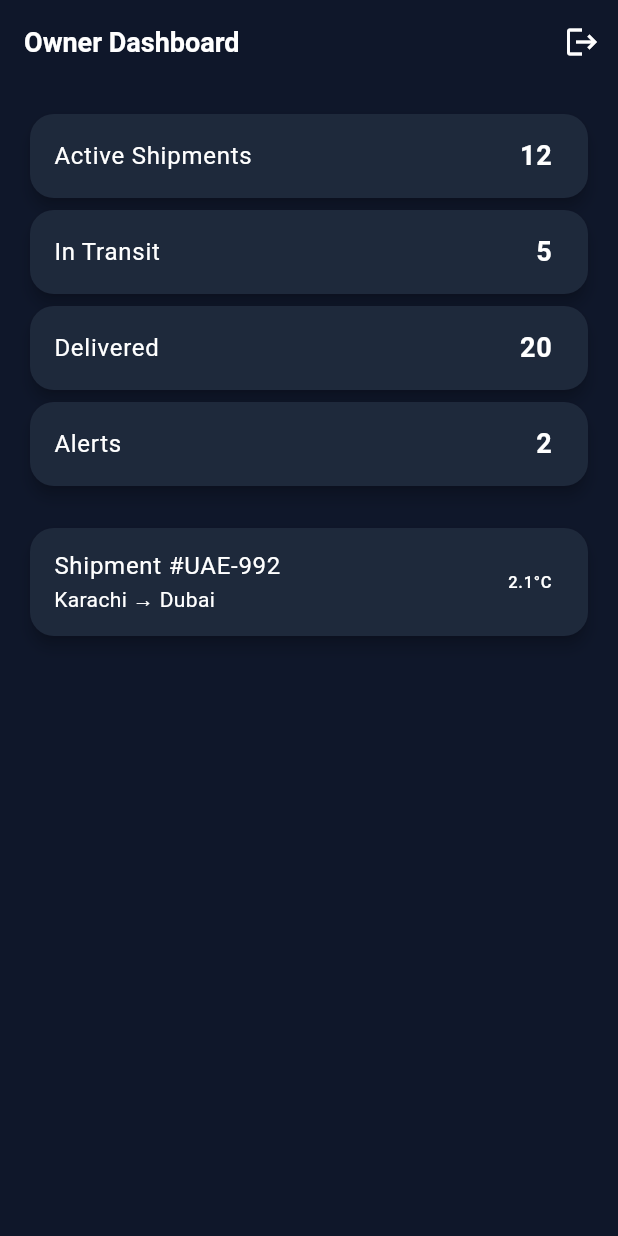
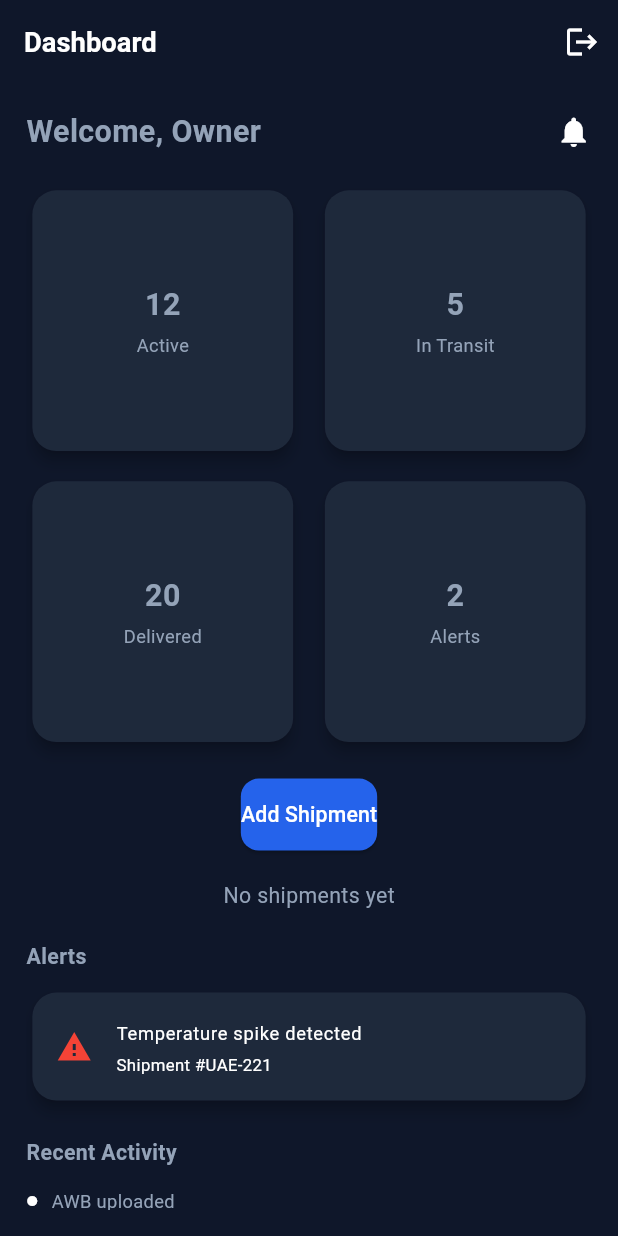
Before and after one commit to bilaltarar008/meat_exporter_app, a Flutter app: the screen it shows after launch, after a tap on "Login as Owner", on a phone screen of 412 x 824 dp. Run offline on Flutter 3.47's test engine with Material 3 defaults, Android fonts, the phone set to English and light mode, and no system bars; our stand-ins replace drift, flutter_riverpod, flutter_screenutil; accounts and stored records are empty; generated files the repository leaves out were written again.

Commit message:
update the ui

```diff
--- /dev/null
+++ b/devtools_options.yaml
@@ -0,0 +1,3 @@
+description: This file stores settings for Dart & Flutter DevTools.
+documentation: https://docs.flutter.dev/tools/devtools/extensions#configure-extension-enablement-states
+extensions:
--- a/lib/core/database/app_database.dart
+++ b/lib/core/database/app_database.dart
@@ -5,30 +5,35 @@ import 'package:path_provider/path_provider.dart';
 import 'package:path/path.dart' as p;
 
 import 'shipment_table.dart';
+import 'event_log_table.dart';
+import 'temperature_table.dart';
 
 part 'app_database.g.dart';
 
-@DriftDatabase(tables: [Shipments])
+@DriftDatabase(
+  tables: [Shipments, EventLogs, TemperatureLogs],
+)
 class AppDatabase extends _$AppDatabase {
   AppDatabase() : super(_openConnection());
 
   @override
   int get schemaVersion => 1;
 
-  // 👉 INSERT
-  Future<void> insertShipment(ShipmentsCompanion entry) =>
-      into(shipments).insert(entry);
+  // 🔹 Shipment APIs
+  Future<void> insertShipment(ShipmentsCompanion shipment) =>
+      into(shipments).insert(shipment);
 
-  // 👉 GET ALL
+  Stream<List<Shipment>> watchShipments() =>
+      select(shipments).watch();
+
   Future<List<Shipment>> getAllShipments() =>
       select(shipments).get();
 }
 
-// DB FILE
 LazyDatabase _openConnection() {
   return LazyDatabase(() async {
     final dir = await getApplicationDocumentsDirectory();
-    final file = File(p.join(dir.path, 'meattrace.db'));
+    final file = File(p.join(dir.path, 'app.db'));
     return NativeDatabase(file);
   });
 }
--- /dev/null
+++ b/lib/core/database/event_log_table.dart
@@ -0,0 +1,8 @@
+import 'package:drift/drift.dart';
+
+class EventLogs extends Table {
+  IntColumn get id => integer().autoIncrement()();
+  TextColumn get shipmentId => text()();
+  TextColumn get message => text()();
+  DateTimeColumn get timestamp => dateTime().withDefault(currentDateAndTime)();
+}
--- a/lib/core/database/shipment_table.dart
+++ b/lib/core/database/shipment_table.dart
@@ -6,6 +6,7 @@ class Shipments extends Table {
   TextColumn get destination => text()();
   RealColumn get temperature => real()();
   TextColumn get status => text()();
+  DateTimeColumn get createdAt => dateTime().withDefault(currentDateAndTime)();
 
   @override
   Set<Column> get primaryKey => {id};
--- /dev/null
+++ b/lib/core/database/temperature_table.dart
@@ -0,0 +1,8 @@
+import 'package:drift/drift.dart';
+
+class TemperatureLogs extends Table {
+  IntColumn get id => integer().autoIncrement()();
+  TextColumn get shipmentId => text()();
+  RealColumn get value => real()();
+  DateTimeColumn get recordedAt => dateTime().withDefault(currentDateAndTime)();
+}
--- a/lib/features/auth/login_screen.dart
+++ b/lib/features/auth/login_screen.dart
@@ -1,5 +1,6 @@
 import 'package:flutter/material.dart';
 import 'package:flutter_riverpod/flutter_riverpod.dart';
+import 'package:flutter_screenutil/flutter_screenutil.dart';
 import '../../core/auth/auth_provider.dart';
 import '../../core/auth/user_model.dart';
 
@@ -9,82 +10,67 @@ class LoginScreen extends ConsumerWidget {
   @override
   Widget build(BuildContext context, WidgetRef ref) {
     return Scaffold(
+      backgroundColor: Colors.grey,
       body: Center(
         child: Container(
-          width: 350,
-          padding: const EdgeInsets.all(24),
+          width: 320.w,
+          padding: EdgeInsets.all(24.w),
           decoration: BoxDecoration(
             color: Colors.white,
-            borderRadius: BorderRadius.circular(16),
-            boxShadow: [
-              BoxShadow(
-                color: Colors.black12,
-                blurRadius: 10,
-              )
-            ],
+            borderRadius: BorderRadius.circular(16.w),
           ),
           child: Column(
             mainAxisSize: MainAxisSize.min,
             children: [
-              const Text(
+              Text(
                 "MeatTrace",
-                style: TextStyle(fontSize: 24, fontWeight: FontWeight.bold),
+                style: TextStyle(
+                  fontSize: 24.sp,
+                  fontWeight: FontWeight.bold,
                 ),
-              const SizedBox(height: 20),
-              const Text("Select Role"),
-              const SizedBox(height: 20),
+              ),
+              SizedBox(height: 20.h),
+              Text("Select Role", style: TextStyle(fontSize: 16.sp)),
+              SizedBox(height: 20.h),
 
-              _buildButton(
-                context,
-                "Login as Owner",
-                    () {
+              _btn("Login as Owner", () {
                 ref.read(authProvider.notifier).state = User(
                   id: "1",
                   name: "Amir",
                   role: UserRole.owner,
                 );
-                },
-              ),
+              }),
 
-              _buildButton(
-                context,
-                "Login as Slaughterhouse",
-                    () {
+              _btn("Login as Slaughterhouse", () {
                 ref.read(authProvider.notifier).state = User(
                   id: "2",
                   name: "Slaughterhouse",
                   role: UserRole.slaughterhouse,
                 );
-                },
-              ),
+              }),
 
-              _buildButton(
-                context,
-                "Login as Warehouse",
-                    () {
+              _btn("Login as Warehouse", () {
                 ref.read(authProvider.notifier).state = User(
                   id: "3",
                   name: "Warehouse",
                   role: UserRole.warehouse,
                 );
-                },
-              ),
+              }),
             ],
           ),
         ),
       ),
-      backgroundColor: Colors.grey[100],
     );
   }
 
-  Widget _buildButton(BuildContext context, String text, VoidCallback onPressed) {
+  Widget _btn(String text, VoidCallback onPressed) {
     return Padding(
-      padding: const EdgeInsets.symmetric(vertical: 8),
+      padding: EdgeInsets.symmetric(vertical: 8.h),
       child: SizedBox(
         width: double.infinity,
         child: ElevatedButton(
           onPressed: onPressed,
-          child: Text(text),
+          child: Text(text, style: TextStyle(fontSize: 14.sp)),
         ),
       ),
     );
--- a/lib/features/home/owner_home.dart
+++ b/lib/features/home/owner_home.dart
@@ -1,71 +1,6 @@
-import 'package:flutter/material.dart';
-import 'package:flutter_riverpod/flutter_riverpod.dart';
-import '../../core/auth/auth_provider.dart';
-
-class OwnerHomeScreen extends ConsumerWidget {
-  const OwnerHomeScreen({super.key});
-
-  @override
-  Widget build(BuildContext context, WidgetRef ref) {
-    return Scaffold(
-      appBar: AppBar(
-        title: const Text("Owner Dashboard"),
-        actions: [
-          IconButton(
-            icon: const Icon(Icons.logout),
-            onPressed: () {
-              ref.read(authProvider.notifier).state = null;
-            },
-          ),
-        ],
-      ),
-      body: Padding(
-        padding: const EdgeInsets.all(16),
-        child: Column(
-          children: [
-            _buildKPI("Active Shipments", "12"),
-            _buildKPI("In Transit", "5"),
-            _buildKPI("Delivered", "20"),
-            _buildKPI("Alerts", "2"),
-
-            const SizedBox(height: 20),
-
-            _buildCard("Shipment #UAE-992", "Karachi → Dubai", "2.1°C"),
-          ],
-        ),
-      ),
-    );
-  }
-
-  Widget _buildKPI(String title, String value) {
-    return Card(
-      child: ListTile(
-        title: Text(title),
-        trailing: Text(
-          value,
-          style: const TextStyle(fontSize: 18, fontWeight: FontWeight.bold),
-        ),
-      ),
-    );
-  }
-
-  Widget _buildCard(String title, String route, String temp) {
-    return Card(
-      child: ListTile(
-        title: Text(title),
-        subtitle: Text(route),
-        trailing: Text(temp),
-      ),
-    );
-  }
-}
-
-//
 // import 'package:flutter/material.dart';
 // import 'package:flutter_riverpod/flutter_riverpod.dart';
 // import '../../core/auth/auth_provider.dart';
-// import '../../core/database/database_provider.dart';
-// import '../../core/database/app_database.dart';
 //
 // class OwnerHomeScreen extends ConsumerWidget {
 //   const OwnerHomeScreen({super.key});
@@ -74,7 +9,7 @@ class OwnerHomeScreen extends ConsumerWidget {
 //   Widget build(BuildContext context, WidgetRef ref) {
 //     return Scaffold(
 //       appBar: AppBar(
-//         title: const Text("Dashboard"),
+//         title: const Text("Owner Dashboard"),
 //         actions: [
 //           IconButton(
 //             icon: const Icon(Icons.logout),
@@ -86,193 +21,257 @@ class OwnerHomeScreen extends ConsumerWidget {
 //       ),
 //       body: Padding(
 //         padding: const EdgeInsets.all(16),
-//         child: SingleChildScrollView(
-//           child: Column(
-//             children: [
-//               _buildHeader(),
-//               const SizedBox(height: 20),
+//         child: Column(
+//           children: [
+//             _buildKPI("Active Shipments", "12"),
+//             _buildKPI("In Transit", "5"),
+//             _buildKPI("Delivered", "20"),
+//             _buildKPI("Alerts", "2"),
 //
-//               _buildKPIGrid(),
-//               const SizedBox(height: 20),
+//             const SizedBox(height: 20),
 //
-//               // ✅ TEST BUTTON (DB INSERT)
-//               ElevatedButton(
-//                 onPressed: () async {
-//                   final db = ref.read(dbProvider);
-//
-//                   await db.insertShipment(
-//                     ShipmentsCompanion.insert(
-//                       id: DateTime.now().toString(),
-//                       origin: "Karachi",
-//                       destination: "Dubai",
-//                       temperature: 2.5,
-//                       status: "In Transit",
-//                     ),
-//                   );
-//                 },
-//                 child: const Text("Add Shipment (Test)"),
-//               ),
-//
-//               const SizedBox(height: 20),
-//
-//               // ✅ REAL DATA FROM DB
-//               _buildShipmentList(ref),
-//
-//               const SizedBox(height: 20),
-//               _buildAlerts(),
-//
-//               const SizedBox(height: 20),
-//               _buildActivity(),
-//             ],
-//           ),
+//             _buildCard("Shipment #UAE-992", "Karachi → Dubai", "2.1°C"),
+//           ],
 //         ),
 //       ),
 //     );
 //   }
 //
-//   // 🔹 HEADER
-//   Widget _buildHeader() {
-//     return Row(
-//       mainAxisAlignment: MainAxisAlignment.spaceBetween,
-//       children: const [
-//         Text(
-//           "Welcome, Amir",
-//           style: TextStyle(fontSize: 20, fontWeight: FontWeight.bold),
-//         ),
-//         Icon(Icons.notifications),
-//       ],
-//     );
-//   }
-//
-//   // 🔹 KPI GRID
-//   Widget _buildKPIGrid() {
-//     return GridView.count(
-//       shrinkWrap: true,
-//       physics: const NeverScrollableScrollPhysics(),
-//       crossAxisCount: 2,
-//       crossAxisSpacing: 12,
-//       mainAxisSpacing: 12,
-//       children: const [
-//         KPIBox(title: "Active", value: "12"),
-//         KPIBox(title: "In Transit", value: "5"),
-//         KPIBox(title: "Delivered", value: "20"),
-//         KPIBox(title: "Alerts", value: "2"),
-//       ],
-//     );
-//   }
-//
-//   // 🔹 SHIPMENT LIST FROM DB
-//   Widget _buildShipmentList(WidgetRef ref) {
-//     final db = ref.watch(dbProvider);
-//
-//     return FutureBuilder<List<Shipment>>(
-//       future: db.getAllShipments(),
-//       builder: (context, snapshot) {
-//         if (!snapshot.hasData) {
-//           return const CircularProgressIndicator();
-//         }
-//
-//         final shipments = snapshot.data!;
-//
-//         if (shipments.isEmpty) {
-//           return const Text("No shipments yet");
-//         }
-//
-//         return Column(
-//           children: shipments.map((s) {
-//             return Card(
-//               child: ListTile(
-//                 title: Text(s.id),
-//                 subtitle: Text("${s.origin} → ${s.destination}"),
-//                 trailing: Text("${s.temperature}°C"),
-//               ),
-//             );
-//           }).toList(),
-//         );
-//       },
-//     );
-//   }
-//
-//   // 🔹 ALERTS
-//   Widget _buildAlerts() {
-//     return Column(
-//       crossAxisAlignment: CrossAxisAlignment.start,
-//       children: [
-//         const Text("Alerts", style: TextStyle(fontWeight: FontWeight.bold)),
-//         const SizedBox(height: 10),
-//         Card(
-//           child: ListTile(
-//             leading: const Icon(Icons.warning, color: Colors.red),
-//             title: const Text("Temperature spike detected"),
-//             subtitle: const Text("Shipment #UAE-221"),
-//           ),
-//         ),
-//       ],
-//     );
-//   }
-//
-//   // 🔹 ACTIVITY
-//   Widget _buildActivity() {
-//     return Column(
-//       crossAxisAlignment: CrossAxisAlignment.start,
-//       children: const [
-//         Text("Recent Activity", style: TextStyle(fontWeight: FontWeight.bold)),
-//         SizedBox(height: 10),
-//         ActivityItem(text: "AWB uploaded"),
-//         ActivityItem(text: "Shipment departed"),
-//         ActivityItem(text: "Batch processed"),
-//       ],
-//     );
-//   }
-// }
-//
-// // 🔹 KPI BOX
-// class KPIBox extends StatelessWidget {
-//   final String title;
-//   final String value;
-//
-//   const KPIBox({super.key, required this.title, required this.value});
-//
-//   @override
-//   Widget build(BuildContext context) {
+//   Widget _buildKPI(String title, String value) {
 //     return Card(
-//       child: Center(
-//         child: Column(
-//           mainAxisAlignment: MainAxisAlignment.center,
-//           children: [
-//             Text(
-//               value,
-//               style: const TextStyle(
-//                 fontSize: 20,
-//                 fontWeight: FontWeight.bold,
-//               ),
-//             ),
-//             const SizedBox(height: 4),
-//             Text(title),
-//           ],
+//       child: ListTile(
+//         title: Text(title),
+//         trailing: Text(
+//           value,
+//           style: const TextStyle(fontSize: 18, fontWeight: FontWeight.bold),
 //         ),
 //       ),
 //     );
 //   }
-// }
 //
-// // 🔹 ACTIVITY ITEM
-// class ActivityItem extends StatelessWidget {
-//   final String text;
-//
-//   const ActivityItem({super.key, required this.text});
-//
-//   @override
-//   Widget build(BuildContext context) {
-//     return Padding(
-//       padding: const EdgeInsets.symmetric(vertical: 4),
-//       child: Row(
-//         children: [
-//           const Icon(Icons.circle, size: 8),
-//           const SizedBox(width: 8),
-//           Text(text),
-//         ],
+//   Widget _buildCard(String title, String route, String temp) {
+//     return Card(
+//       child: ListTile(
+//         title: Text(title),
+//         subtitle: Text(route),
+//         trailing: Text(temp),
 //       ),
 //     );
 //   }
 // }
+
+
+import 'package:flutter/material.dart';
+import 'package:flutter_riverpod/flutter_riverpod.dart';
+import 'package:flutter_screenutil/flutter_screenutil.dart';
+import '../../core/auth/auth_provider.dart';
+import '../../core/database/database_provider.dart';
+import '../../core/database/app_database.dart';
+
+class OwnerHomeScreen extends ConsumerWidget {
+  const OwnerHomeScreen({super.key});
+
+  @override
+  Widget build(BuildContext context, WidgetRef ref) {
+    final db = ref.watch(dbProvider);
+
+    return Scaffold(
+      appBar: AppBar(
+        title: Text("Dashboard", style: TextStyle(fontSize: 18.sp)),
+        actions: [
+          IconButton(
+            icon: const Icon(Icons.logout),
+            onPressed: () {
+              ref.read(authProvider.notifier).state = null;
+            },
+          ),
+        ],
+      ),
+      body: Padding(
+        padding: EdgeInsets.all(16.w),
+        child: SingleChildScrollView(
+          child: Column(
+            children: [
+              _buildHeader(),
+              SizedBox(height: 20.h),
+
+              _buildKPIGrid(),
+              SizedBox(height: 20.h),
+
+              ElevatedButton(
+                onPressed: () async {
+                  await db.insertShipment(
+                    ShipmentsCompanion.insert(
+                      id: DateTime.now().toString(),
+                      origin: "Karachi",
+                      destination: "Dubai",
+                      temperature: 2.5,
+                      status: "In Transit",
+                    ),
+                  );
+                  ScaffoldMessenger.of(context).showSnackBar(
+                    SnackBar(
+                      content: const Text("Shipment Added"),
+                      backgroundColor: Colors.green,
+                      behavior: SnackBarBehavior.floating,
+                    ),
+                  );
+                },
+                child: Text("Add Shipment", style: TextStyle(fontSize: 14.sp)),
+              ),
+
+              SizedBox(height: 20.h),
+
+              _buildShipmentList(ref),
+
+              SizedBox(height: 20.h),
+              _buildAlerts(),
+
+              SizedBox(height: 20.h),
+              _buildActivity(),
+            ],
+          ),
+        ),
+      ),
+    );
+  }
+
+  Widget _buildHeader() {
+    return Row(
+      mainAxisAlignment: MainAxisAlignment.spaceBetween,
+      children: [
+        Text(
+          "Welcome, Owner",
+          style: TextStyle(fontSize: 20.sp, fontWeight: FontWeight.bold),
+        ),
+        const Icon(Icons.notifications),
+      ],
+    );
+  }
+
+  Widget _buildKPIGrid() {
+    return GridView.count(
+      shrinkWrap: true,
+      physics: const NeverScrollableScrollPhysics(),
+      crossAxisCount: 2,
+      crossAxisSpacing: 12.w,
+      mainAxisSpacing: 12.h,
+      children: const [
+        KPIBox(title: "Active", value: "12"),
+        KPIBox(title: "In Transit", value: "5"),
+        KPIBox(title: "Delivered", value: "20"),
+        KPIBox(title: "Alerts", value: "2"),
+      ],
+    );
+  }
+
+  Widget _buildShipmentList(WidgetRef ref) {
+    final db = ref.watch(dbProvider);
+
+    return StreamBuilder(
+      stream: db.watchShipments(),
+      builder: (context, snapshot) {
+        if (!snapshot.hasData) {
+          return const CircularProgressIndicator();
+        }
+
+        final shipments = snapshot.data!;
+
+        if (shipments.isEmpty) {
+          return Text("No shipments yet", style: TextStyle(fontSize: 14.sp));
+        }
+
+        return Column(
+          children: shipments.map((s) {
+            return Card(
+              child: ListTile(
+                title: Text(s.id, style: TextStyle(fontSize: 14.sp)),
+                subtitle: Text(
+                  "${s.origin} → ${s.destination}",
+                  style: TextStyle(fontSize: 12.sp),
+                ),
+                trailing: Text(
+                  "${s.temperature}°C",
+                  style: TextStyle(fontSize: 12.sp),
+                ),
+              ),
+            );
+          }).toList(),
+        );
+      },
+    );
+  }
+
+  Widget _buildAlerts() {
+    return Column(
+      crossAxisAlignment: CrossAxisAlignment.start,
+      children: [
+        Text("Alerts", style: TextStyle(fontSize: 14.sp, fontWeight: FontWeight.bold)),
+        SizedBox(height: 10.h),
+        Card(
+          child: ListTile(
+            leading: const Icon(Icons.warning, color: Colors.red),
+            title: Text("Temperature spike detected", style: TextStyle(fontSize: 12.sp)),
+            subtitle: Text("Shipment #UAE-221", style: TextStyle(fontSize: 11.sp)),
+          ),
+        ),
+      ],
+    );
+  }
+
+  Widget _buildActivity() {
+    return Column(
+      crossAxisAlignment: CrossAxisAlignment.start,
+      children: [
+        Text("Recent Activity", style: TextStyle(fontSize: 14.sp, fontWeight: FontWeight.bold)),
+        SizedBox(height: 10.h),
+        ActivityItem(text: "AWB uploaded"),
+        ActivityItem(text: "Shipment departed"),
+        ActivityItem(text: "Batch processed"),
+      ],
+    );
+  }
+}
+
+class KPIBox extends StatelessWidget {
+  final String title;
+  final String value;
+
+  const KPIBox({super.key, required this.title, required this.value});
+
+  @override
+  Widget build(BuildContext context) {
+    return Card(
+      child: Center(
+        child: Column(
+          mainAxisAlignment: MainAxisAlignment.center,
+          children: [
+            Text(value, style: TextStyle(fontSize: 20.sp, fontWeight: FontWeight.bold)),
+            SizedBox(height: 4.h),
+            Text(title, style: TextStyle(fontSize: 12.sp)),
+          ],
+        ),
+      ),
+    );
+  }
+}
+
+class ActivityItem extends StatelessWidget {
+  final String text;
+
+  const ActivityItem({super.key, required this.text});
+
+  @override
+  Widget build(BuildContext context) {
+    return Padding(
+      padding: EdgeInsets.symmetric(vertical: 4.h),
+      child: Row(
+        children: [
+          const Icon(Icons.circle, size: 8),
+          SizedBox(width: 8.w),
+          Text(text, style: TextStyle(fontSize: 12.sp)),
+        ],
+      ),
+    );
+  }
+}
--- a/lib/features/home/slaughterhouse_home.dart
+++ b/lib/features/home/slaughterhouse_home.dart
@@ -1,5 +1,6 @@
 import 'package:flutter/material.dart';
 import 'package:flutter_riverpod/flutter_riverpod.dart';
+import 'package:flutter_screenutil/flutter_screenutil.dart';
 import '../../core/auth/auth_provider.dart';
 
 class SlaughterhouseHomeScreen extends ConsumerWidget {
@@ -24,11 +25,11 @@ class SlaughterhouseHomeScreen extends ConsumerWidget {
         child: const Icon(Icons.add),
       ),
       body: Padding(
-        padding: const EdgeInsets.all(16),
+          padding: EdgeInsets.all(16.w),
         child: Column(
           children: [
             _buildActions(context),
-            const SizedBox(height: 20),
+            SizedBox(height: 20.h),
             _buildBatchList(),
           ],
         ),
@@ -54,6 +55,7 @@ class SlaughterhouseHomeScreen extends ConsumerWidget {
       child: ListView(
         children: const [
           BatchItem(id: "#PK-221", weight: "120kg", status: "Processed"),
+          BatchItem(id: "#PK-221", weight: "120kg", status: "Processed"),
           BatchItem(id: "#PK-222", weight: "95kg", status: "Pending QC"),
         ],
       ),
@@ -73,11 +75,11 @@ class ActionCard extends StatelessWidget {
     return Expanded(
       child: Card(
         child: Padding(
-          padding: const EdgeInsets.all(12),
+          padding: EdgeInsets.all(12.w),
           child: Column(
             children: [
-              Icon(icon, size: 28),
-              const SizedBox(height: 6),
+              Icon(icon, size: 28.sp),
+              SizedBox(height: 6.h),
               Text(title, textAlign: TextAlign.center),
             ],
           ),
--- a/lib/features/home/warehouse_home.dart
+++ b/lib/features/home/warehouse_home.dart
@@ -1,5 +1,6 @@
 import 'package:flutter/material.dart';
 import 'package:flutter_riverpod/flutter_riverpod.dart';
+import 'package:flutter_screenutil/flutter_screenutil.dart';
 import '../../core/auth/auth_provider.dart';
 
 class WarehouseHomeScreen extends ConsumerWidget {
@@ -20,11 +21,11 @@ class WarehouseHomeScreen extends ConsumerWidget {
         ],
       ),
       body: Padding(
-        padding: const EdgeInsets.all(16),
+          padding: EdgeInsets.all(16.w),
         child: Column(
           children: [
             _buildStats(),
-            const SizedBox(height: 20),
+            SizedBox(height: 20.h),
             _buildShipmentList(context),
           ],
         ),
@@ -77,12 +78,13 @@ class StatBox extends StatelessWidget {
     return Expanded(
       child: Card(
         child: Padding(
-          padding: const EdgeInsets.all(12),
+          padding: EdgeInsets.all(12.w),
           child: Column(
             children: [
-              Text(value,
-                  style: const TextStyle(
-                      fontSize: 18, fontWeight: FontWeight.bold)),
+            Text(
+            value,
+            style: TextStyle(fontSize: 18.sp, fontWeight: FontWeight.bold),
+          ),
               Text(title),
             ],
           ),
--- a/lib/main.dart
+++ b/lib/main.dart
@@ -1,10 +1,16 @@
 import 'package:flutter/material.dart';
 import 'package:flutter_riverpod/flutter_riverpod.dart';
+import 'package:flutter_screenutil/flutter_screenutil.dart';
+
 import 'core/theme/app_theme.dart';
 import 'features/home/home_router.dart';
 
 void main() {
-  runApp(const ProviderScope(child: MyApp()));
+  runApp(
+    const ProviderScope(
+      child: MyApp(),
+    ),
+  );
 }
 
 class MyApp extends StatelessWidget {
@@ -12,10 +18,17 @@ class MyApp extends StatelessWidget {
 
   @override
   Widget build(BuildContext context) {
-    return MaterialApp(
-      debugShowCheckedModeBanner: false, // ✅ removes debug banner
-      theme: AppTheme.darkTheme,
-      home: const HomeRouter(),
+    return ScreenUtilInit(
+      designSize: const Size(375, 812), // iPhone X reference
+      minTextAdapt: true,
+      splitScreenMode: true,
+      builder: (_, child) {
+        return MaterialApp(
+          debugShowCheckedModeBanner: false,
+          theme: AppTheme.darkTheme,
+          home: const HomeRouter(),
+        );
+      },
     );
   }
 }
--- a/pubspec.yaml
+++ b/pubspec.yaml
@@ -37,6 +37,7 @@ dependencies:
   sqlite3_flutter_libs: ^0.5.20
   path_provider: ^2.1.2
   path: ^1.9.0
+  flutter_screenutil: ^5.9.0
 
 dev_dependencies:
   flutter_test:
```
Also changed, not shown: lib/core/database/app_database.g.dart, pubspec.lock. Lines whose indentation alone changed are shown as unchanged.
